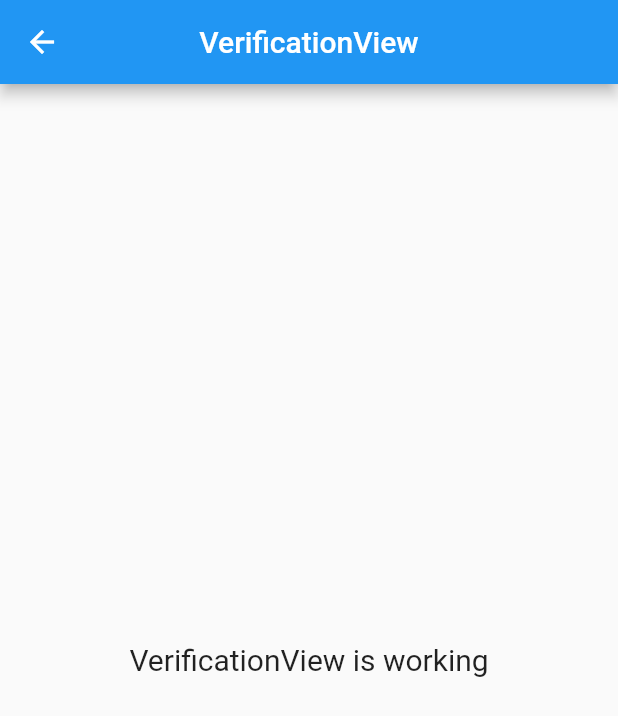
After one commit to itsmerafial141/cinemax, a Flutter app: the VerificationView screen opened by its route, on a phone screen of 412 x 824 dp. The commit adds this screen. Shown: the top 716 px of the screen. Run offline on Flutter 3.47's test engine with Material 2 defaults, Android fonts, the phone set to English and light mode, and no system bars; our stand-ins replace dotted_border, email_validator, get, smooth_page_indicator; missing offline and left inert: splash_screen_view.

Commit message:
adding verification page

```diff
--- /dev/null
+++ b/lib/app/modules/verification/views/verification_view.dart
@@ -0,0 +1,23 @@
+import 'package:flutter/material.dart';
+
+import 'package:get/get.dart';
+
+import '../controllers/verification_controller.dart';
+
+class VerificationView extends GetView<VerificationController> {
+  @override
+  Widget build(BuildContext context) {
+    return Scaffold(
+      appBar: AppBar(
+        title: Text('VerificationView'),
+        centerTitle: true,
+      ),
+      body: Center(
+        child: Text(
+          'VerificationView is working',
+          style: TextStyle(fontSize: 20),
+        ),
+      ),
+    );
+  }
+}
--- a/lib/app/routes/app_routes.dart
+++ b/lib/app/routes/app_routes.dart
@@ -14,6 +14,7 @@
   static const LOGIN = _Paths.LOGIN;
   static const SIGNUP = _Paths.SIGNUP;
   static const RESET_PASSWORD = _Paths.RESET_PASSWORD;
+  static const VERIFICATION = _Paths.VERIFICATION;
 }
 
 abstract class _Paths {
@@ -25,4 +26,5 @@
   static const LOGIN = '/login';
   static const SIGNUP = '/signup';
   static const RESET_PASSWORD = '/reset-password';
+  static const VERIFICATION = '/verification';
 }
```
Also changed, not shown: lib/app/modules/verification/bindings/verification_binding.dart (added, +12 -0 lines), lib/app/modules/verification/controllers/verification_controller.dart (added, +20 -0 lines), lib/app/routes/app_pages.dart (+8 -0 lines).
